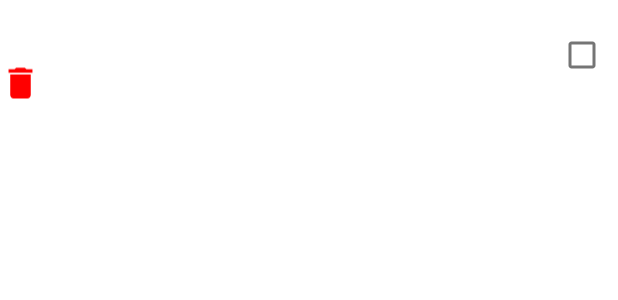
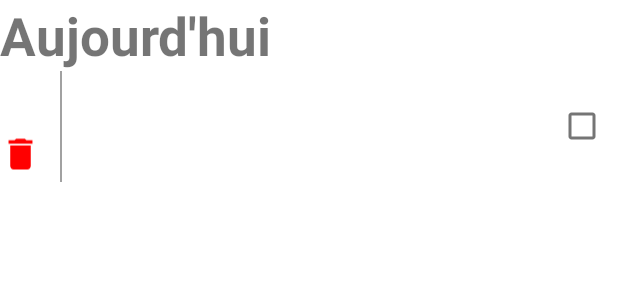
Before and after one commit to Pablo-Rio/MyTodoList, an Android app: the layout custom_list.xml on its own in the app's theme, with its tools: preview values and no code run, on a phone screen of 412 x 824 dp. Shown: the top 300 px of the screen. Run offline under Robolectric (Android 15) with nearby library versions, the phone set to English and light mode, and no system bars.

```diff
--- a/app/src/main/res/layout/custom_list.xml
+++ b/app/src/main/res/layout/custom_list.xml
@@ -5,6 +5,14 @@
     android:layout_width="match_parent"
     android:layout_height="match_parent"
     android:orientation="vertical">
+
+    <TextView
+        android:id="@+id/textTitle"
+        android:layout_width="match_parent"
+        android:layout_height="wrap_content"
+        android:textSize="35dp"
+        android:textStyle="bold"
+        android:text="Aujourd'hui" />
 
     <LinearLayout
         android:layout_width="match_parent"
@@ -36,11 +44,16 @@
                 android:src="@drawable/delete"
                 app:tint="@color/red" />
         </LinearLayout>
+        <View
+            android:layout_width="1dp"
+            android:layout_height="match_parent"
+            android:background="#A1A1A1"/>
 
         <LinearLayout
             android:layout_width="730dp"
             android:layout_height="wrap_content"
             android:layout_weight="1"
+            android:paddingLeft="10dp"
             android:orientation="vertical">
 
             <TextView
```
Also changed, not shown: app/src/main/java/iut/project/mytodolist/MainActivity.kt (+38 -24 lines), app/src/main/java/iut/project/mytodolist/adapter/MyListAdapter.kt (+16 -2 lines).
